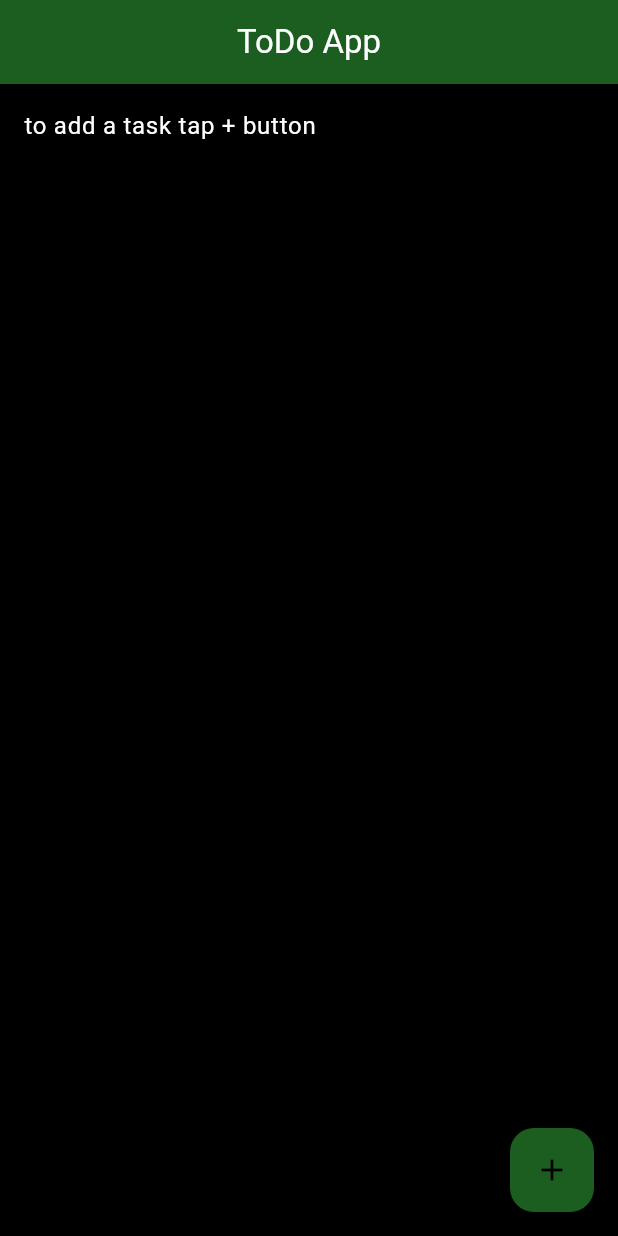
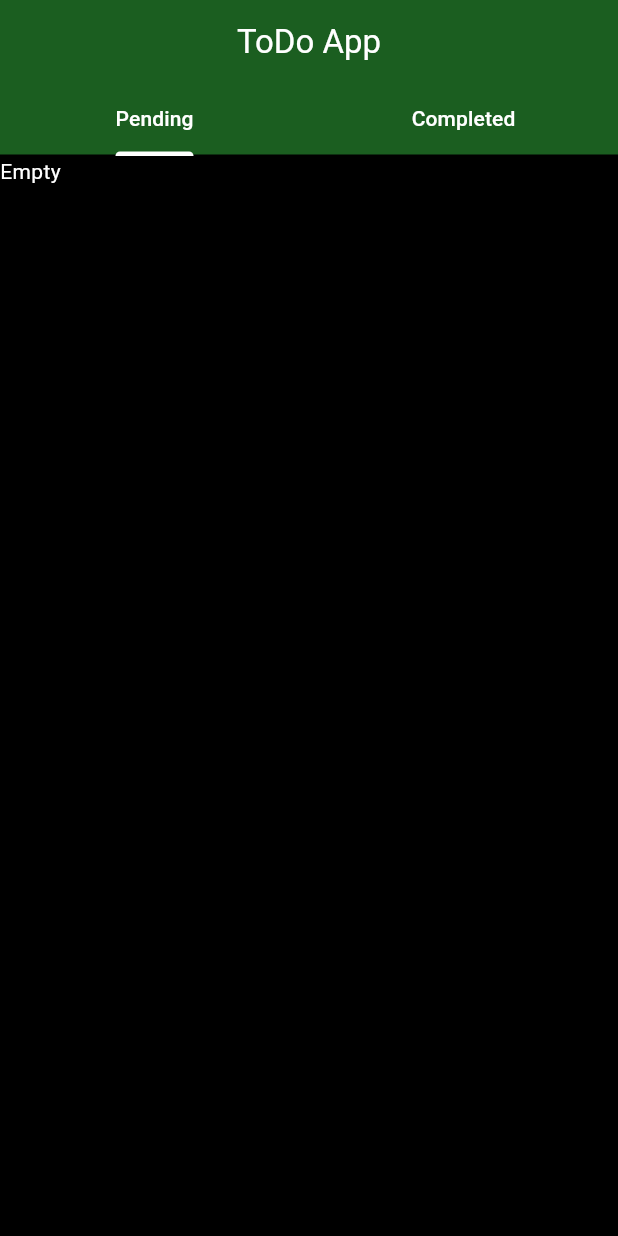
Before and after one commit to NagaRohithKumarJakkala/todo_app_project, a Flutter app: the screen it shows after launch, on a phone screen of 412 x 824 dp. Run offline on Flutter 3.47's test engine with Material 3 defaults, Android fonts, the phone set to English and light mode, and no system bars.

Commit message:
added tab bar

```diff
--- a/todo/lib/main.dart
+++ b/todo/lib/main.dart
@@ -19,7 +19,9 @@ class App extends StatelessWidget{
   Widget build(BuildContext context){
      List<String> tasks=<String>["to add a task tap + button"];
     return MaterialApp(
-    home:Scaffold(
+    home:DefaultTabController(
+      length:2,
+      child:Scaffold(
       appBar:AppBar(
         title:const Center(
           child:Text(
@@ -27,38 +29,30 @@ class App extends StatelessWidget{
             style:TextStyle(color:Colors.white)
             )
           ),
+          bottom:const TabBar(
+            tabs:[
+              Tab(child:Text("Pending",style:TextStyle(color:Colors.white))),
+              Tab(child:Text("Completed",style:TextStyle(color:Colors.white)))
+            ],
+            dividerColor:Colors.black,
+            indicatorColor:Colors.white,
+          ),
           backgroundColor:Colors.green[900]
       ),
-      body:Container(
-      color:Colors.black,
-      child:ListView.builder(
-          itemCount:tasks.length,
-          prototypeItem:ListTile(
-            title:Text(
-              tasks.first,
-            style:const TextStyle(color:Colors.white)
+      body:TabBarView(
+        children:[
+          Container(
+            color:Colors.black,
+            child:const Text("Empty",style:TextStyle(color:Colors.white)),
+          ),
+           Container(
+            color:Colors.black,
+            child:const Text("Empty",style:TextStyle(color:Colors.white)),
             ),
-            ),
-            itemBuilder:(context,index){
-              return ListTile(
-                title:Text(
-                  tasks[index],
-                  style:const TextStyle(color:Colors.white)
-                  )
-              );
-            }
-
+        ]
       )
-      ),
-      floatingActionButton:FloatingActionButton(
-        onPressed:(){
-
-        },
-        backgroundColor: Colors.green[900],
-        foregroundColor: Colors.black,
-        child:const Icon(Icons.add)
-      ) ,
       )
-        );
+        )
+    );
   }
 }
```
